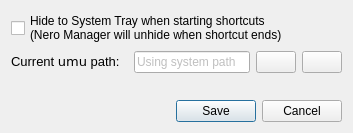
Above: src/neropreferences.ui from SeongGino/Nero-umu before the change. Below: the same form after it.
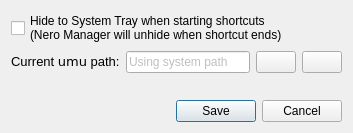
That is the form after the change. Icons and pictures are not drawn.

Commit message: Fixed a fucky wucky around prefs window umu-run path check

```diff
--- a/src/neropreferences.ui
+++ b/src/neropreferences.ui
@@ -26,7 +26,7 @@
     </widget>
    </item>
    <item>
-    <layout class="QHBoxLayout" name="umuLayout" stretch="2,2,0,0">
+    <layout class="QHBoxLayout" name="umuLayout" stretch="0,1,0,0">
      <item>
       <widget class="QLabel" name="umuPathLabel">
        <property name="text">
```
The commit also changes 1 other file.
